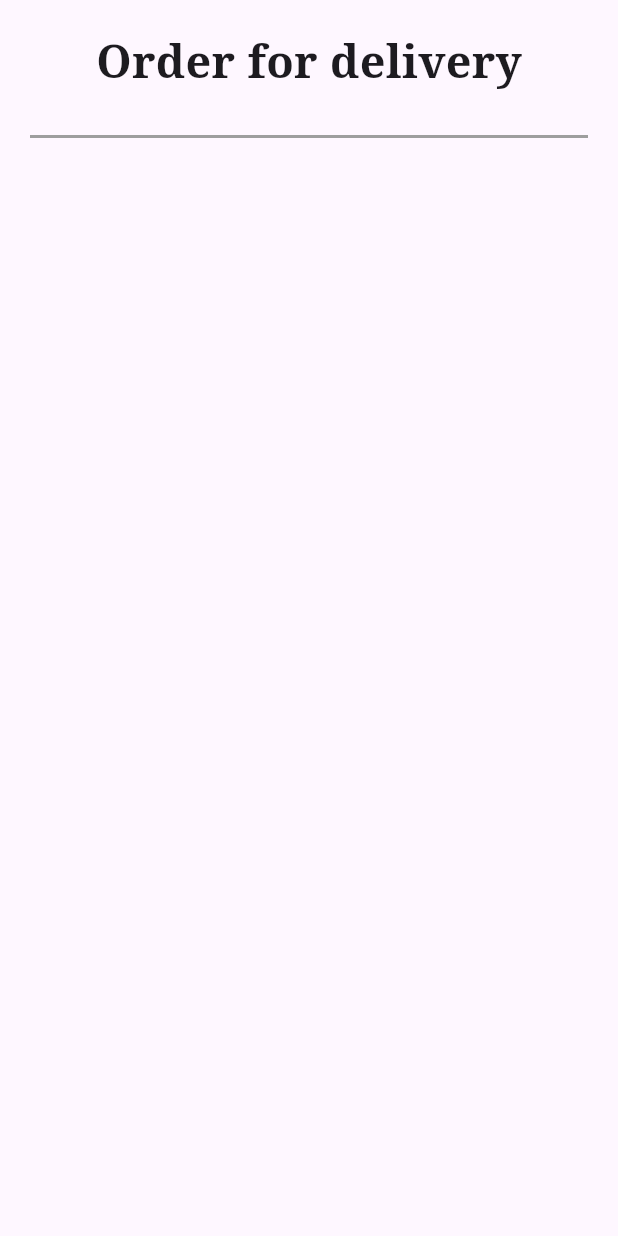
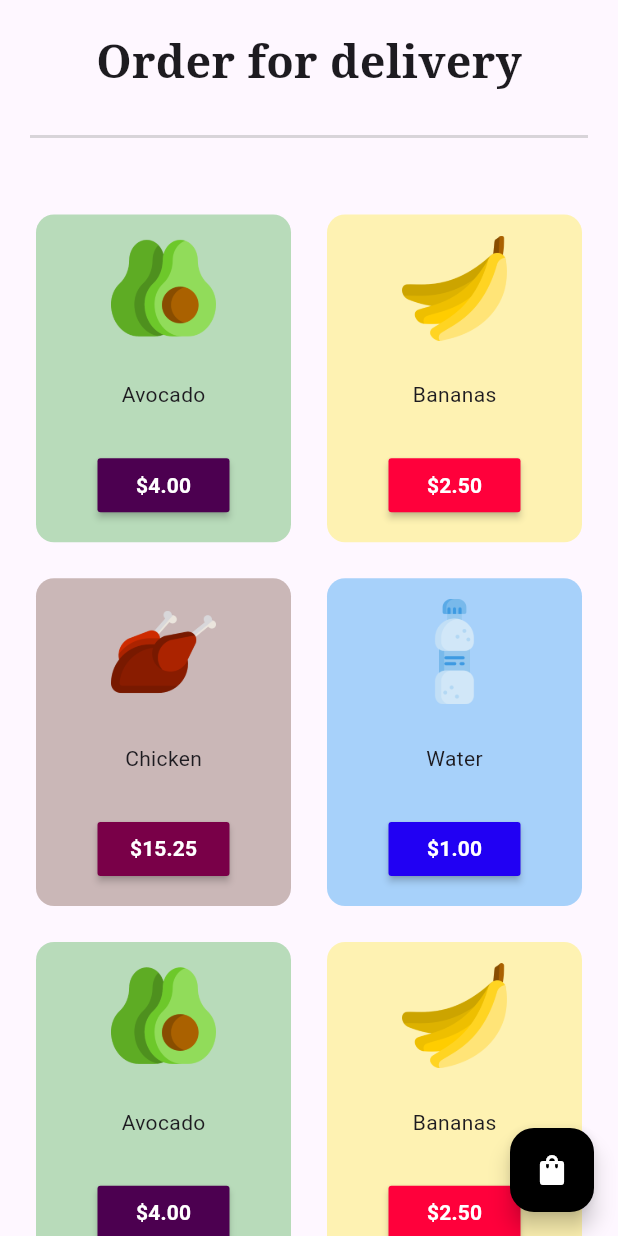
Before and after one commit to cmartin300/grocery_tut, a Flutter app: the screen it shows after launch, after a tap on "Get Started", on a phone screen of 412 x 824 dp. Run offline on Flutter 3.47's test engine with Material 2 defaults, Android fonts, the phone set to English and light mode, and no system bars; our stand-ins replace google_fonts.

Commit message:
tut finished

```diff
--- a/lib/components/grocery_item_tile.dart
+++ b/lib/components/grocery_item_tile.dart
@@ -5,17 +5,49 @@ class GroceryItemTile extends StatelessWidget {
   final String itemPrice;
   final String imagePath;
   final Color color;
+  void Function()? onPressed;
 
-  const GroceryItemTile({
+  GroceryItemTile({
     super.key,
     required this.itemName,
     required this.itemPrice,
     required this.imagePath,
     required this.color,
+    required this.onPressed,
   });
 
   @override
   Widget build(BuildContext context) {
-    return Container();
+    return Padding(
+      padding: const EdgeInsets.all(12.0),
+      child: Container(
+        padding: EdgeInsets.all(1),
+        decoration: BoxDecoration(
+          color: color.withAlpha(100),
+          borderRadius: BorderRadius.circular(12),
+        ),
+        child: Column(
+          mainAxisAlignment: MainAxisAlignment.spaceAround,
+          children: [
+            Image.asset(
+              imagePath,
+              height: 70,
+            ),
+            Text(itemName),
+            MaterialButton(
+              onPressed: onPressed,
+              color: color.withGreen(0),
+              child: Text(
+                '\$$itemPrice',
+                style: const TextStyle(
+                  color: Colors.white,
+                  fontWeight: FontWeight.bold,
+                ),
+              ),
+            )
+          ],
+        ),
+      ),
+    );
   }
 }
--- a/lib/main.dart
+++ b/lib/main.dart
@@ -16,7 +16,7 @@ class MyApp extends StatelessWidget {
       create: (context) => CartModel(),
       child: MaterialApp(
         debugShowCheckedModeBanner: false,
-        title: 'Flutter Demo',
+        title: 'Grocery Shop',
         theme: ThemeData(
           colorScheme: ColorScheme.fromSeed(seedColor: Colors.deepPurple),
           useMaterial3: true,
--- a/lib/models/cart_model.dart
+++ b/lib/models/cart_model.dart
@@ -2,10 +2,42 @@ import 'package:flutter/material.dart';
 
 class CartModel extends ChangeNotifier {
   final List _shopItems = [
-    // ['name', 'price', 'image', 'color'],
+    // ['itemName', 'itemPrice', 'imagePath', 'color'],
+    ['Avocado', '4.00', 'assets/images/avocado.png', Colors.green],
+    ['Bananas', '2.50', 'assets/images/banana.png', Colors.yellow],
+    ['Chicken', '15.25', 'assets/images/chicken.png', Colors.brown],
+    ['Water', '1.00', 'assets/images/water.png', Colors.blue],
+    ['Avocado', '4.00', 'assets/images/avocado.png', Colors.green],
+    ['Bananas', '2.50', 'assets/images/banana.png', Colors.yellow],
+    ['Chicken', '15.25', 'assets/images/chicken.png', Colors.brown],
+    ['Water', '1.00', 'assets/images/water.png', Colors.blue],
     ['Avocado', '4.00', 'assets/images/avocado.png', Colors.green],
     ['Bananas', '2.50', 'assets/images/banana.png', Colors.yellow],
     ['Chicken', '15.25', 'assets/images/chicken.png', Colors.brown],
     ['Water', '1.00', 'assets/images/water.png', Colors.blue],
   ];
+
+  List _cartItems = [];
+
+  get shopItems => _shopItems;
+
+  get cartItems => _cartItems;
+
+  void addToCart(int index) {
+    _cartItems.add(_shopItems[index]);
+    notifyListeners();
+  }
+
+  void removeFromCart(int index) {
+    _cartItems.removeAt(index);
+    notifyListeners();
+  }
+
+  String calculateTotalPrice() {
+    double totalPrice = 0;
+    for (var i = 0; i < _cartItems.length; i++) {
+      totalPrice += double.parse(_cartItems[i][1]);
+    }
+    return totalPrice.toStringAsFixed(2);
+  }
 }
--- a/lib/screens/store_screen.dart
+++ b/lib/screens/store_screen.dart
@@ -1,6 +1,9 @@
 import 'package:flutter/material.dart';
 import 'package:google_fonts/google_fonts.dart';
 import 'package:grocery_tut/components/grocery_item_tile.dart';
+import 'package:grocery_tut/models/cart_model.dart';
+import 'package:grocery_tut/screens/cart_screen.dart';
+import 'package:provider/provider.dart';
 
 class StoreScreen extends StatefulWidget {
   const StoreScreen({super.key});
@@ -13,6 +16,18 @@ class _StoreScreenState extends State<StoreScreen> {
   @override
   Widget build(BuildContext context) {
     return Scaffold(
+      floatingActionButton: FloatingActionButton(
+        onPressed: () => Navigator.push(context, MaterialPageRoute(
+          builder: (context) {
+            return CartScreen();
+          },
+        )),
+        backgroundColor: Colors.black,
+        child: const Icon(
+          Icons.shopping_bag,
+          color: Colors.white,
+        ),
+      ),
       body: SafeArea(
         child: Column(
           children: [
@@ -30,27 +45,43 @@ class _StoreScreenState extends State<StoreScreen> {
             const SizedBox(
               height: 20,
             ),
-            const Padding(
-              padding: EdgeInsets.symmetric(horizontal: 20),
+            Padding(
+              padding: const EdgeInsets.symmetric(horizontal: 20),
               child: Divider(
-                color: Colors.grey,
+                color: Colors.grey.withAlpha(100),
                 thickness: 2,
               ),
             ),
             const SizedBox(
               height: 20,
             ),
-            // Expanded(
-            //   child: GridView.builder(
-            //     gridDelegate: const SliverGridDelegateWithFixedCrossAxisCount(
-            //       crossAxisCount: 2,
-            //     ),
-            //     itemCount: 2,
-            //     itemBuilder: (context, index) {
-            //       return GroceryItemTile();
-            //     },
-            //   ),
-            // ),
+            Expanded(
+              child: Consumer<CartModel>(
+                builder: (context, value, child) {
+                  return GridView.builder(
+                    gridDelegate:
+                        const SliverGridDelegateWithFixedCrossAxisCount(
+                      crossAxisCount: 2,
+                      childAspectRatio: 1 / 1.25,
+                    ),
+                    itemCount: value.shopItems.length,
+                    padding: const EdgeInsets.all(12),
+                    itemBuilder: (context, index) {
+                      return GroceryItemTile(
+                        itemName: value.shopItems[index][0],
+                        itemPrice: value.shopItems[index][1],
+                        imagePath: value.shopItems[index][2],
+                        color: value.shopItems[index][3],
+                        onPressed: () {
+                          Provider.of<CartModel>(context, listen: false)
+                              .addToCart(index);
+                        },
+                      );
+                    },
+                  );
+                },
+              ),
+            ),
           ],
         ),
       ),
```
Also changed, not shown: lib/screens/cart_screen.dart (added, +132 -0 lines).
